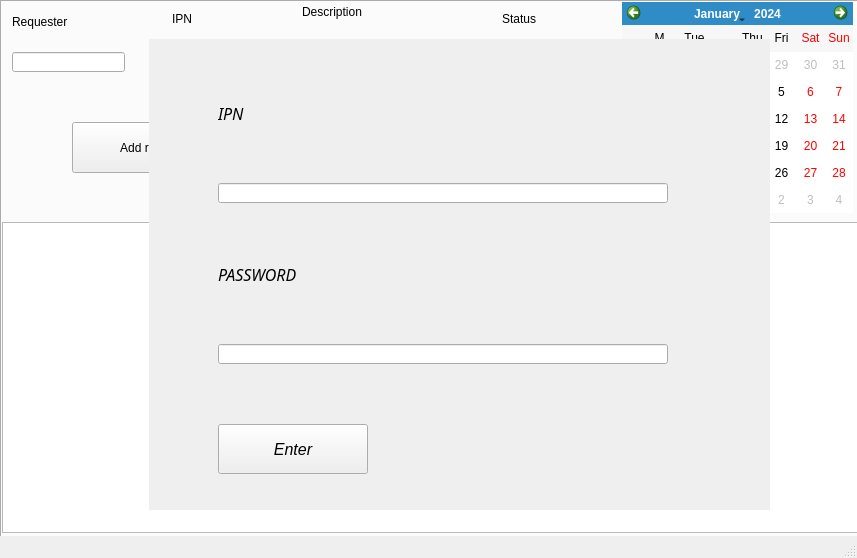
Above: src/mainwindow.ui from Partunaks/request_manager before the change. Below: the same form after it.
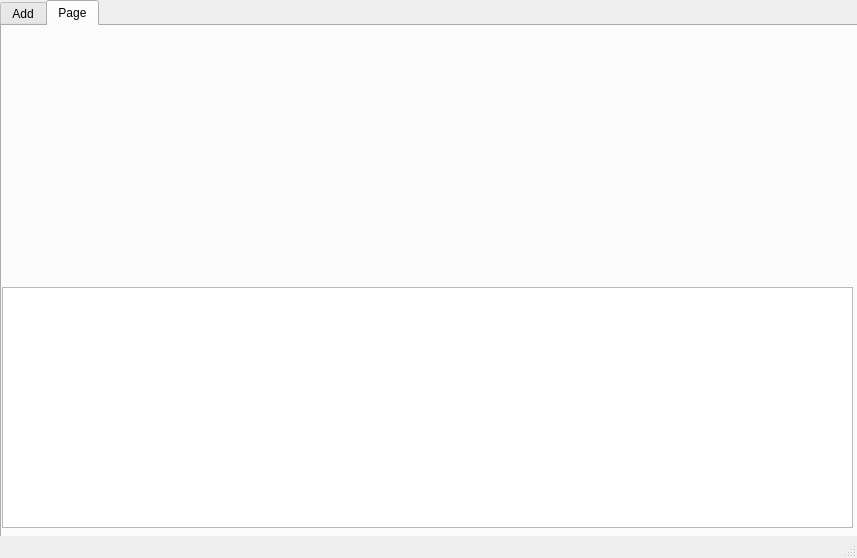
That is the form after the change.

Commit message: Add store tab

```diff
--- a/src/mainwindow.ui
+++ b/src/mainwindow.ui
@@ -54,7 +54,7 @@
      <enum>Qt::LeftToRight</enum>
     </property>
     <property name="currentIndex">
-     <number>0</number>
+     <number>1</number>
     </property>
     <property name="tabBarAutoHide">
      <bool>true</bool>
@@ -198,14 +198,29 @@
       </property>
      </widget>
     </widget>
+    <widget class="QWidget" name="store_tab">
+     <attribute name="title">
+      <string>Page</string>
+     </attribute>
+     <widget class="QTableView" name="tv_store">
+      <property name="geometry">
+       <rect>
+        <x>0</x>
+        <y>261</y>
+        <width>851</width>
+        <height>241</height>
+       </rect>
+      </property>
+     </widget>
+    </widget>
    </widget>
    <widget class="QWidget" name="widget" native="true">
     <property name="geometry">
      <rect>
       <x>149</x>
       <y>39</y>
-      <width>621</width>
-      <height>471</height>
+      <width>441</width>
+      <height>331</height>
      </rect>
     </property>
     <property name="autoFillBackground">
@@ -216,11 +231,14 @@
       <rect>
        <x>-1</x>
        <y>-1</y>
-       <width>571</width>
-       <height>501</height>
+       <width>431</width>
+       <height>321</height>
       </rect>
      </property>
      <layout class="QGridLayout" name="gridLayout">
+      <property name="verticalSpacing">
+       <number>0</number>
+      </property>
       <item row="5" column="1">
        <widget class="QLabel" name="label_11">
         <property name="maximumSize">
@@ -267,7 +285,7 @@
        <widget class="QLineEdit" name="ipn_t">
         <property name="maximumSize">
          <size>
-          <width>450</width>
+          <width>300</width>
           <height>20</height>
          </size>
         </property>
@@ -332,7 +350,7 @@
        <widget class="QLineEdit" name="pass_t">
         <property name="maximumSize">
          <size>
-          <width>450</width>
+          <width>300</width>
           <height>20</height>
          </size>
         </property>
@@ -356,6 +374,8 @@
      </layout>
     </widget>
    </widget>
+   <zorder>widget</zorder>
+   <zorder>tabWidget</zorder>
   </widget>
   <widget class="QStatusBar" name="statusBar"/>
  </widget>
```
The commit also changes 2 other files.
